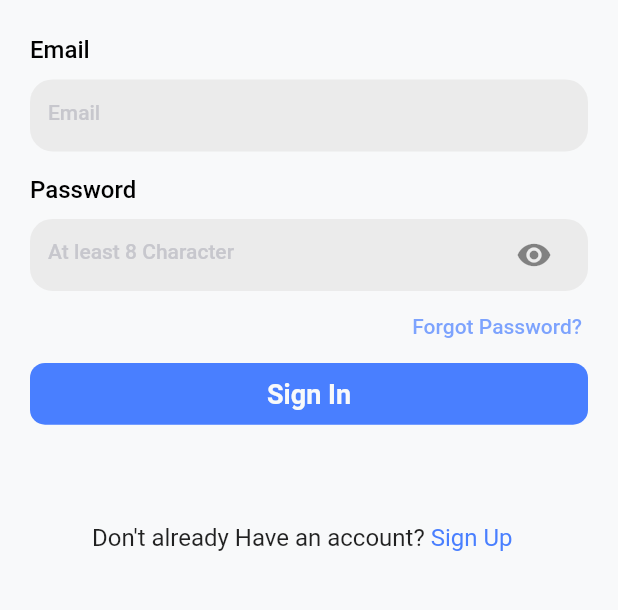
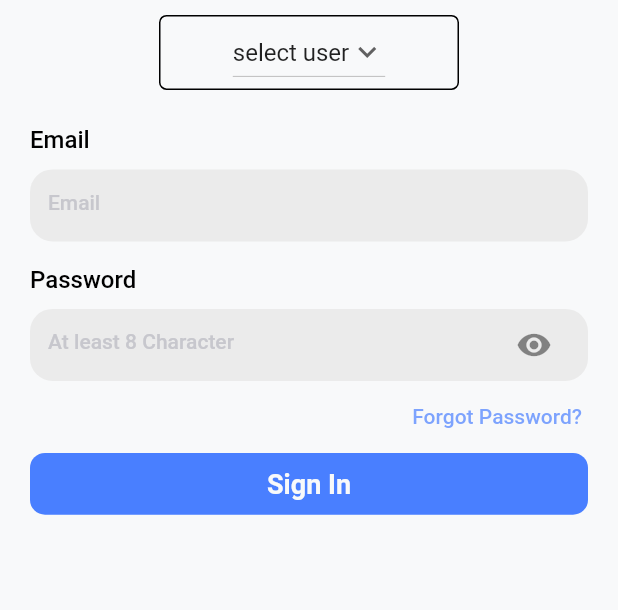
Before and after one commit to mkkrishna12/Wce_notice_board, a Flutter app: the screen it shows after launch, on a phone screen of 412 x 824 dp, the part 399-1009 px from its top. Run offline on Flutter 3.47's test engine with Material 2 defaults, Android fonts, the phone set to English and light mode, and no system bars; our stand-ins replace cloud_firestore, firebase_auth, firebase_core, font_awesome_flutter, get_it, modal_progress_hud; accounts and stored records are empty.

Commit message:
added drop down buttons to select user

```diff
--- a/lib/Screens/autharisation/login_page.dart
+++ b/lib/Screens/autharisation/login_page.dart
@@ -11,7 +11,6 @@ import './../../styles/app_colors.dart';
 import './../../widgets/custom_button.dart';
 import './../../widgets/custom_formfield.dart';
 import './../../widgets/custom_header.dart';
-import './../../widgets/custom_richtext.dart';
 import 'registration_page.dart';
 
 class LoginPage extends StatefulWidget {
@@ -26,9 +25,13 @@ class _LoginPageState extends State<LoginPage> {
   final _passwordController = TextEditingController();
   bool spinner = false;
   String mobile;
-  String selectedUser;
+  String selectedUser = 'select user';
   bool admin = false;
-
+  List<String> userType = [
+    'select user',
+    'Admin',
+    'Student',
+  ];
   final FirebaseAuth _firebaseAuth = FirebaseAuth.instance;
   final FirebaseFirestore _fireStore = FirebaseFirestore.instance;
 
@@ -79,6 +82,45 @@ class _LoginPageState extends State<LoginPage> {
                           margin: EdgeInsets.only(
                               left: MediaQuery.of(context).size.width * 0.09),
                           child: Image.asset("assets/images/logo.png"),
+                        ),
+                      ),
+                    ),
+                    Center(
+                      child: Container(
+                        width: 200,
+                        margin: const EdgeInsets.only(
+                            top: 10.0, right: 10.0, left: 10.0),
+                        decoration: const ShapeDecoration(
+                          shape: RoundedRectangleBorder(
+                            side: BorderSide(
+                                width: 1.0, style: BorderStyle.solid),
+                            borderRadius:
+                                BorderRadius.all(Radius.circular(5.0)),
+                          ),
+                        ),
+                        child: Center(
+                          child: DropdownButton(
+                            // Initial Value
+                            value: selectedUser,
+
+                            // Down Arrow Icon
+                            icon: const Icon(Icons.keyboard_arrow_down),
+
+                            // Array list of items
+                            items: userType.map((String items) {
+                              return DropdownMenuItem(
+                                value: items,
+                                child: Text(items),
+                              );
+                            }).toList(),
+                            // After selecting the desired option,it will
+                            // change button value to selected value
+                            onChanged: (String newValue) {
+                              setState(() {
+                                selectedUser = newValue;
+                              });
+                            },
+                          ),
                         ),
                       ),
                     ),
@@ -133,8 +175,21 @@ class _LoginPageState extends State<LoginPage> {
                         setState(() {
                           spinner = true;
                         });
-                        //check email and password
-                        if (email == null || password == null) {
+                        if (selectedUser == 'select user') {
+                          setState(() {
+                            spinner = false;
+                          });
+                          showDialog(
+                            context: context,
+                            builder: (BuildContext context) => const PopUp(
+                              toNavigate: LoginPage(),
+                              message: 'Select valid user',
+                              icon: Icons.cancel,
+                              state: false,
+                              color: Colors.red,
+                            ),
+                          );
+                        } else if (email == null || password == null) {
                           setState(() {
                             spinner = false;
                           });
@@ -254,17 +309,17 @@ class _LoginPageState extends State<LoginPage> {
                       },
                       text: 'Sign In',
                     ),
-                    CustomRichText(
-                      discription: "Don't already Have an account? ",
-                      text: "Sign Up",
-                      onTap: () {
-                        Navigator.pushReplacement(
-                            context,
-                            MaterialPageRoute(
-                                builder: (context) =>
-                                    const RegistrationScreen()));
-                      },
-                    ),
+                    // CustomRichText(
+                    //   discription: "Don't already Have an account? ",
+                    //   text: "Sign Up",
+                    //   onTap: () {
+                    //     Navigator.pushReplacement(
+                    //         context,
+                    //         MaterialPageRoute(
+                    //             builder: (context) =>
+                    //                 const RegistrationScreen()));
+                    //   },
+                    // ),
                   ],
                 ),
               ),
```
